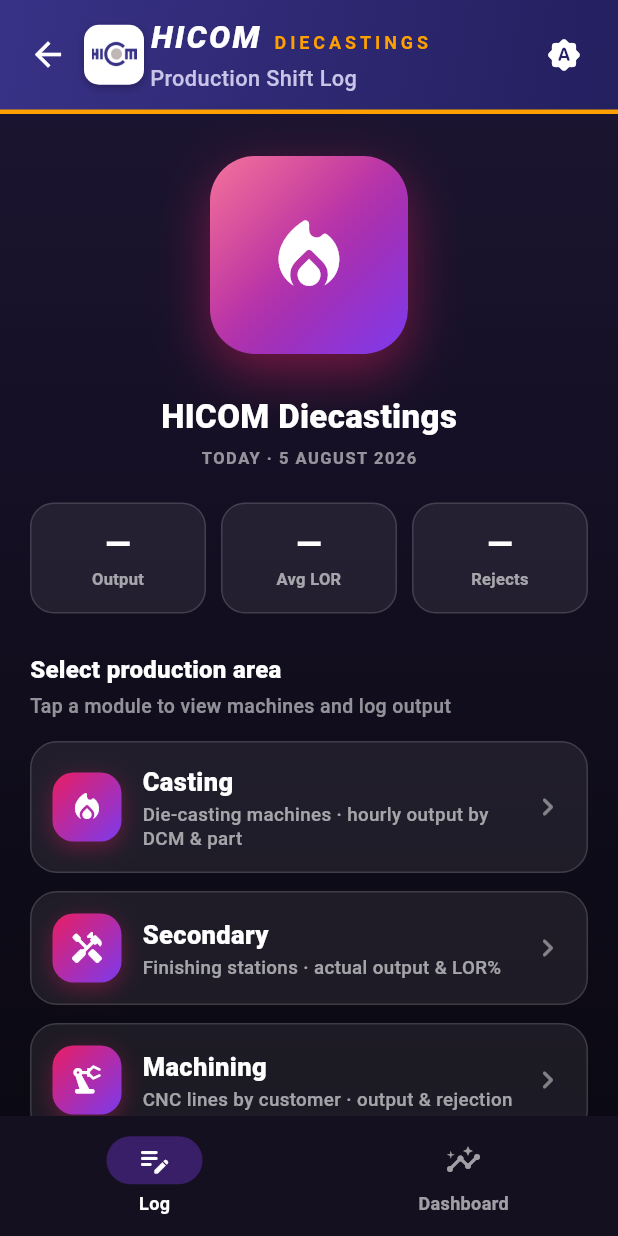
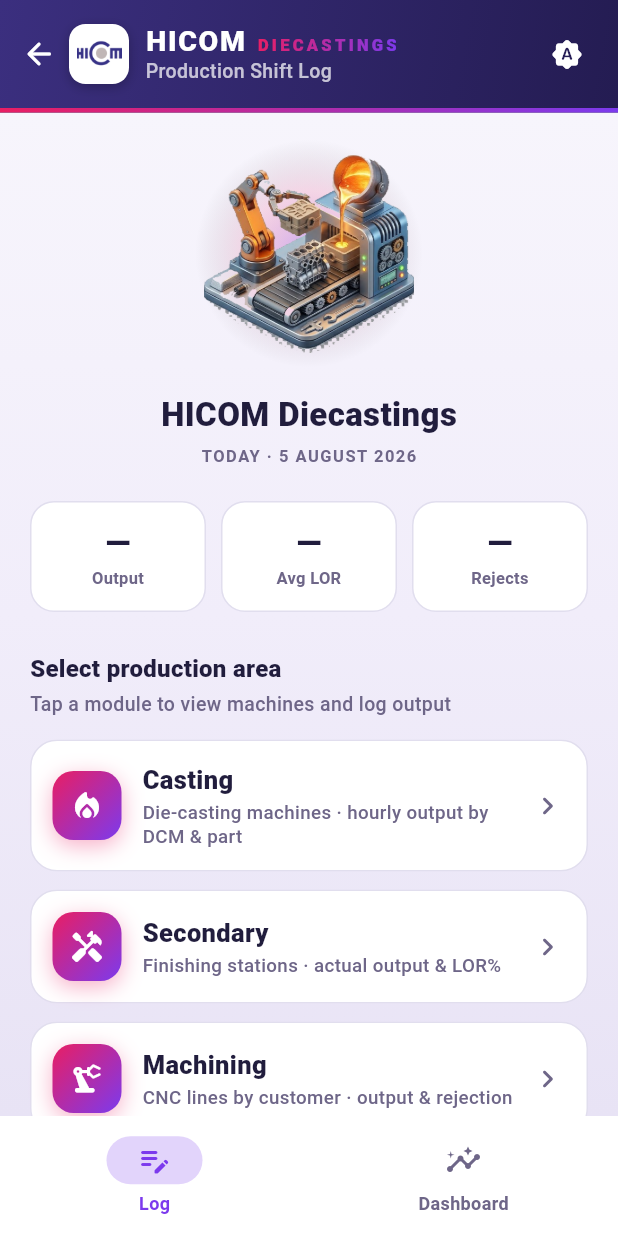
Before and after one commit to chakeuroussama17/operational_app, a Flutter app: the HomeScreen screen opened directly, on a phone screen of 412 x 824 dp. Run offline on Flutter 3.47's test engine with Material 3 defaults, Android fonts, the light colour scheme and no system bars; our stand-ins replace firebase_auth, firebase_core, shared_preferences; accounts and stored records are empty; network calls fail.

Commit message:
Real casting art on the home hero; one palette everywhere; day mode works
The supplied CASTING_ICON.png is a JPEG, not a PNG — so it could never hold
transparency, and the editor's checkerboard had been flattened into real
white/grey pixels. It rendered on the hero exactly as those pixels: a visible
chequered slab behind the machine.

Cut it out rather than asking for a re-export: connected regions of the two
checker tones are cleared by SIZE, not by border-connectivity, so the pocket
enclosed by the robot arm goes too while the small specular highlights on the
metal survive; the alpha is then eroded a pixel to bite off the JPEG ringing
halo. Result is assets/hero_casting.png, a genuine RGBA cut-out, and that is
what ships. The original is kept alongside it as the source of record.

It is a DIFFERENT stem on purpose. Windows paths are case-insensitive, so
writing "casting_icon.png" beside "CASTING_ICON.png" silently overwrites the
source — which is exactly what happened twice while doing this, once via the
write and once via an rm of the supposed twin. The original was recovered
from build/web both times.

App bar rebuilt on a fixed 52px content row so it stops shifting as the
subtitle comes and goes, and the amber rule is now the magenta→violet
gradient — the same accent as the login button, the home hero and every icon
chip, so the palette is continuous from the login screen through to the
working screens.

Day mode works on the home page: the backdrop wash, the KPI tiles, the module
tiles and the bottom nav all read from the app's own surface/ink tokens
instead of hardcoded whites, so light mode is genuinely light rather than a
dimmed dark theme. The brand accent stays on the gradient chips in both.

81/81 tests, analyze clean; both modes screenshotted through a browser on the
real app shell.

```diff
--- a/lib/config/constants.dart
+++ b/lib/config/constants.dart
@@ -55,10 +55,10 @@ abstract class AppColors {
   static const Color success = Color(0xFF2E7D32);
   static const Color danger = Color(0xFFC62828);
 
-  // --- Auth screens (login / sign-up): a dark photo backdrop with a
-  // magenta->violet accent, distinct from the rest of the app's navy/amber
-  // brand on purpose — these two screens are the floor tablet's "cover", not
-  // a working screen, and are styled from the company's supplied mockup. ---
+  // --- The magenta->violet accent, from the company's supplied auth mockup.
+  // Started life on login/sign-up; now also carries the app bar rule, the
+  // home hero and every gradient icon chip, so the whole app reads as one
+  // palette rather than a branded cover bolted onto a navy app. ---
   static const Color authPink = Color(0xFFE91E63);
   static const Color authViolet = Color(0xFF7C3AED);
   static const LinearGradient authGradient = LinearGradient(
@@ -66,6 +66,21 @@ abstract class AppColors {
     end: Alignment.bottomRight,
     colors: [authPink, authViolet],
   );
+
+  /// The app bar's own gradient — the logo purple deepened, so the pink rule
+  /// beneath it has something dark to sit against in either mode.
+  static const LinearGradient headerGradient = LinearGradient(
+    begin: Alignment.topLeft,
+    end: Alignment.bottomRight,
+    colors: [Color(0xFF3B2F7F), Color(0xFF241C52)],
+  );
+
+  /// The Log tab's backdrop wash. Dark keeps the login's mood; light is the
+  /// same hue drained to near-white so day mode is genuinely light rather
+  /// than a dimmed dark theme.
+  static List<Color> get homeBackdrop => _dark
+      ? const [Color(0xFF1B1430), Color(0xFF120E1F), Color(0xFF0B0913)]
+      : const [Color(0xFFF7F5FC), Color(0xFFF1EDFA), Color(0xFFE8E3F5)];
 
   // --- Neutrals (flip with brightness) ---
   static Color get background =>
--- a/lib/screens/home_screen.dart
+++ b/lib/screens/home_screen.dart
@@ -123,42 +123,36 @@ class _HomeScreenState extends State<HomeScreen> {
           ],
         ),
       ),
-      // Dark to sit with the navy app bar above it and the branded Log tab
-      // between them — the whole shell reads as one piece.
+      // Follows the app's light/dark setting like every other surface; the
+      // brand accent rides the selection indicator rather than the whole bar.
       bottomNavigationBar: NavigationBar(
         selectedIndex: _tabIndex,
         onDestinationSelected: (index) => setState(() => _tabIndex = index),
-        backgroundColor: const Color(0xFF14101F),
-        indicatorColor: AppColors.authViolet.withValues(alpha: 0.35),
+        backgroundColor: AppColors.surface,
+        indicatorColor: AppColors.authViolet.withValues(alpha: 0.22),
         labelTextStyle: WidgetStateProperty.resolveWith(
           (states) => TextStyle(
             fontSize: 12,
             fontWeight: FontWeight.w700,
             color: states.contains(WidgetState.selected)
-                ? Colors.white
-                : Colors.white.withValues(alpha: 0.6),
+                ? AppColors.authViolet
+                : AppColors.textSecondary,
           ),
         ),
         destinations: [
           NavigationDestination(
-            icon: Icon(
+            icon: Icon(Icons.edit_note_rounded, color: AppColors.textSecondary),
+            selectedIcon: Icon(
               Icons.edit_note_rounded,
-              color: Colors.white.withValues(alpha: 0.6),
-            ),
-            selectedIcon: const Icon(
-              Icons.edit_note_rounded,
-              color: Colors.white,
+              color: AppColors.authViolet,
             ),
             label: 'Log',
           ),
           NavigationDestination(
-            icon: Icon(
+            icon: Icon(Icons.insights_rounded, color: AppColors.textSecondary),
+            selectedIcon: Icon(
               Icons.insights_rounded,
-              color: Colors.white.withValues(alpha: 0.6),
-            ),
-            selectedIcon: const Icon(
-              Icons.insights_rounded,
-              color: Colors.white,
+              color: AppColors.authViolet,
             ),
             label: 'Dashboard',
           ),
@@ -328,7 +322,7 @@ class _LogTabState extends State<_LogTab> {
     return HomeBackdrop(
       child: RefreshIndicator(
         color: AppColors.authPink,
-        backgroundColor: const Color(0xFF1B1430),
+        backgroundColor: AppColors.surface,
         onRefresh: _loadKpis,
         child: ListView(
           padding: const EdgeInsets.fromLTRB(20, 8, 20, 28),
@@ -336,6 +330,13 @@ class _LogTabState extends State<_LogTab> {
             Center(
               child: HomeHeroBadge(
                 icon: _icons[widget.modules.first] ?? Icons.factory_rounded,
+                // The one illustration we have is a die-casting cell, so it
+                // only stands in where casting is actually on screen; the
+                // other departments keep the gradient tile until they have
+                // artwork of their own.
+                imageAsset: widget.modules.contains('casting')
+                    ? 'assets/hero_casting.png'
+                    : null,
               ),
             ),
             const SizedBox(height: 6),
@@ -344,10 +345,10 @@ class _LogTabState extends State<_LogTab> {
                 widget.modules.length == 1
                     ? _titleFor(widget.modules.first)
                     : 'HICOM Diecastings',
-                style: const TextStyle(
+                style: TextStyle(
                   fontSize: 22,
                   fontWeight: FontWeight.w800,
-                  color: Colors.white,
+                  color: AppColors.textPrimary,
                 ),
               ),
             ),
@@ -359,7 +360,7 @@ class _LogTabState extends State<_LogTab> {
                   fontSize: 11,
                   fontWeight: FontWeight.w700,
                   letterSpacing: 1.0,
-                  color: Colors.white.withValues(alpha: 0.55),
+                  color: AppColors.textSecondary,
                 ),
               ),
             ),
@@ -403,10 +404,10 @@ class _LogTabState extends State<_LogTab> {
             const SizedBox(height: 26),
             Text(
               'Select production area',
-              style: const TextStyle(
+              style: TextStyle(
                 fontSize: 16,
                 fontWeight: FontWeight.w800,
-                color: Colors.white,
+                color: AppColors.textPrimary,
                 letterSpacing: 0.2,
               ),
             ),
@@ -418,7 +419,7 @@ class _LogTabState extends State<_LogTab> {
               style: TextStyle(
                 fontSize: 13,
                 fontWeight: FontWeight.w500,
-                color: Colors.white.withValues(alpha: 0.55),
+                color: AppColors.textSecondary,
               ),
             ),
             const SizedBox(height: 14),
--- a/lib/widgets/hicom_app_bar.dart
+++ b/lib/widgets/hicom_app_bar.dart
@@ -3,121 +3,144 @@ import 'package:flutter/material.dart';
 import '../config/constants.dart';
 import '../screens/auth_gate.dart';
 
-/// Branded app bar: real HICOM logo, deep-purple gradient header, amber
-/// accent underline. Shown on every screen; [subtitle] names the current
-/// screen (e.g. "Casting — Machines"). [actions] adds trailing icon buttons
-/// (e.g. a settings/manage gear) next to the back button side.
+/// Branded app bar, shown on every screen: the HICOM logo, a deep-purple
+/// header and the magenta→violet rule that ties it to the login screen and
+/// the home hero. [subtitle] names the current screen ("Casting — Machines");
+/// [actions] adds trailing icon buttons before the sign-out one.
+///
+/// Everything is laid out on one baseline grid — a fixed 52px content row
+/// with the logo, the wordmark block and the actions all vertically centred
+/// in it — so the bar looks identical from screen to screen instead of
+/// shifting as the subtitle comes and goes.
 class HicomAppBar extends StatelessWidget implements PreferredSizeWidget {
   const HicomAppBar({super.key, this.subtitle, this.actions});
 
   final String? subtitle;
   final List<Widget>? actions;
 
+  /// Content row + vertical padding + the 3px accent rule.
+  static const double _contentHeight = 52;
+  static const double _verticalPadding = 10;
+  static const double _ruleHeight = 3;
+
   @override
-  Size get preferredSize => Size.fromHeight(subtitle == null ? 78 : 98);
+  Size get preferredSize => const Size.fromHeight(
+    _contentHeight + _verticalPadding * 2 + _ruleHeight,
+  );
 
   @override
   Widget build(BuildContext context) {
     final canPop = Navigator.of(context).canPop();
 
     return Material(
-      color: AppColors.navy,
+      color: const Color(0xFF241C52),
       child: SafeArea(
         bottom: false,
-        child: Container(
+        child: Column(
+          mainAxisSize: MainAxisSize.min,
+          children: [
+            Container(
+              height: _contentHeight + _verticalPadding * 2,
               decoration: const BoxDecoration(
-            gradient: LinearGradient(
-              begin: Alignment.topLeft,
-              end: Alignment.bottomRight,
-              colors: [AppColors.navy, AppColors.navyDark],
+                gradient: AppColors.headerGradient,
               ),
-            border: Border(
-              bottom: BorderSide(color: AppColors.amber, width: 3),
-            ),
-          ),
-          padding: const EdgeInsets.symmetric(horizontal: 8),
+              padding: const EdgeInsets.symmetric(horizontal: 6),
               child: Row(
                 children: [
                   if (canPop)
                     IconButton(
                       onPressed: () => Navigator.of(context).maybePop(),
-                  icon: const Icon(Icons.arrow_back, size: 26),
+                      icon: const Icon(Icons.arrow_back_rounded, size: 24),
                       color: Colors.white,
                       tooltip: 'Back',
+                      visualDensity: VisualDensity.compact,
                     )
                   else
-                const SizedBox(width: 14),
+                    const SizedBox(width: 10),
                   Container(
                     width: 40,
                     height: 40,
-                margin: const EdgeInsets.only(right: 4),
                     padding: const EdgeInsets.all(5),
                     decoration: BoxDecoration(
                       color: Colors.white,
-                  borderRadius: BorderRadius.circular(10),
-                  boxShadow: const [
+                      borderRadius: BorderRadius.circular(11),
+                      boxShadow: [
                         BoxShadow(
-                      color: Colors.black26,
-                      blurRadius: 4,
-                      offset: Offset(0, 2),
+                          color: Colors.black.withValues(alpha: 0.25),
+                          blurRadius: 6,
+                          offset: const Offset(0, 2),
                         ),
                       ],
                     ),
                     child: Image.asset('assets/logo.png', fit: BoxFit.contain),
                   ),
+                  const SizedBox(width: 11),
                   Expanded(
-                child: Padding(
-                  padding: const EdgeInsets.symmetric(vertical: 10),
                     child: Column(
                       crossAxisAlignment: CrossAxisAlignment.start,
+                      mainAxisAlignment: MainAxisAlignment.center,
                       mainAxisSize: MainAxisSize.min,
                       children: [
+                        // One line, one baseline: the two words share a
+                        // baseline and a single letter-spacing rhythm so the
+                        // lockup doesn't look assembled from two fonts.
                         Row(
                           mainAxisSize: MainAxisSize.min,
                           crossAxisAlignment: CrossAxisAlignment.baseline,
                           textBaseline: TextBaseline.alphabetic,
-                        children: const [
-                          Text(
+                          children: [
+                            const Text(
                               'HICOM',
                               style: TextStyle(
                                 color: Colors.white,
-                              fontSize: 21,
+                                fontSize: 19,
                                 fontWeight: FontWeight.w800,
-                              fontStyle: FontStyle.italic,
-                              letterSpacing: 1.5,
+                                letterSpacing: 1.1,
+                                height: 1.0,
                               ),
                             ),
-                          SizedBox(width: 8),
-                          Text(
+                            const SizedBox(width: 7),
+                            ShaderMask(
+                              blendMode: BlendMode.srcIn,
+                              shaderCallback: (bounds) =>
+                                  AppColors.authGradient.createShader(bounds),
+                              child: const Text(
                                 'DIECASTINGS',
                                 style: TextStyle(
-                              color: AppColors.amber,
-                              fontSize: 12,
-                              fontWeight: FontWeight.w600,
-                              letterSpacing: 2.6,
+                                  color: Colors.white,
+                                  fontSize: 11,
+                                  fontWeight: FontWeight.w800,
+                                  letterSpacing: 2.2,
+                                  height: 1.0,
+                                ),
                               ),
                             ),
                           ],
                         ),
                         if (subtitle != null) ...[
-                        const SizedBox(height: 2),
+                          const SizedBox(height: 4),
                           Text(
                             subtitle!,
-                          style: const TextStyle(
-                            color: Color(0xFFC9C4E8),
-                            fontSize: 14.5,
+                            maxLines: 1,
+                            overflow: TextOverflow.ellipsis,
+                            style: TextStyle(
+                              color: Colors.white.withValues(alpha: 0.72),
+                              fontSize: 13,
                               fontWeight: FontWeight.w500,
+                              height: 1.0,
                             ),
                           ),
                         ],
                       ],
                     ),
                   ),
-              ),
                   if (actions != null)
                     ...actions!.map(
                       (action) => IconTheme(
-                    data: const IconThemeData(color: Colors.white),
+                        data: const IconThemeData(
+                          color: Colors.white,
+                          size: 22,
+                        ),
                         child: action,
                       ),
                     ),
@@ -129,6 +152,7 @@ class HicomAppBar extends StatelessWidget implements PreferredSizeWidget {
                       onPressed: () => AuthScope.signOutFrom(context),
                       icon: const Icon(Icons.logout_rounded, size: 22),
                       color: Colors.white,
+                      visualDensity: VisualDensity.compact,
                       tooltip:
                           'Sign out (${AuthScope.maybeOf(context)!.user.name})',
                     ),
@@ -136,6 +160,13 @@ class HicomAppBar extends StatelessWidget implements PreferredSizeWidget {
                 ],
               ),
             ),
+            // The rule that carries the brand accent across every screen.
+            Container(
+              height: _ruleHeight,
+              decoration: const BoxDecoration(gradient: AppColors.authGradient),
+            ),
+          ],
+        ),
       ),
     );
   }
--- a/lib/widgets/home_widgets.dart
+++ b/lib/widgets/home_widgets.dart
@@ -2,9 +2,9 @@ import 'package:flutter/material.dart';
 
 import '../config/constants.dart';
 
-/// The dark, branded surface the Log tab sits on — the same magenta-violet
-/// family as the auth screens, so signing in and landing on the home page
-/// feel like one product rather than two.
+/// The Log tab's backdrop — a wash in the brand hue that follows the app's
+/// light/dark setting, so day mode is genuinely light rather than a dimmed
+/// version of the dark one.
 class HomeBackdrop extends StatelessWidget {
   const HomeBackdrop({super.key, required this.child});
 
@@ -13,11 +13,11 @@ class HomeBackdrop extends StatelessWidget {
   @override
   Widget build(BuildContext context) {
     return DecoratedBox(
-      decoration: const BoxDecoration(
+      decoration: BoxDecoration(
         gradient: LinearGradient(
           begin: Alignment.topCenter,
           end: Alignment.bottomCenter,
-          colors: [Color(0xFF1B1430), Color(0xFF120E1F), Color(0xFF0B0913)],
+          colors: AppColors.homeBackdrop,
         ),
       ),
       child: child,
@@ -25,13 +25,13 @@ class HomeBackdrop extends StatelessWidget {
   }
 }
 
-/// The hero badge at the top of the Log tab: a big gradient tile carrying the
-/// department's icon, lit from behind so it reads as the screen's focal
-/// point.
+/// The hero at the top of the Log tab, lit from behind so it reads as the
+/// screen's focal point.
 ///
-/// Drop-in replacement for a real illustration: pass [imageAsset] (and add it
-/// to pubspec) and it shows that instead of the icon, keeping the same glow
-/// and frame.
+/// With [imageAsset] the illustration floats free on the backdrop with only
+/// the glow behind it — a detailed full-colour render would fight a coloured
+/// tile around it. Without one it falls back to a gradient tile carrying
+/// [icon], which is what the modules with no artwork yet still get.
 class HomeHeroBadge extends StatelessWidget {
   const HomeHeroBadge({
     super.key,
@@ -46,29 +46,62 @@ class HomeHeroBadge extends StatelessWidget {
 
   @override
   Widget build(BuildContext context) {
+    final art = imageAsset != null;
+    // The illustration is wide; give it room without inflating the tile case.
+    final width = art ? size * 1.75 : size;
+
     return SizedBox(
-      width: size + 60,
+      width: width + 60,
       height: size + 40,
       child: Stack(
         alignment: Alignment.center,
         children: [
-          // The glow: a soft pool of brand colour behind the tile.
+          // The glow: a soft pool of brand colour behind the subject.
           Container(
-            width: size + 40,
+            width: width + 40,
             height: size + 20,
             decoration: BoxDecoration(
               shape: BoxShape.circle,
               gradient: RadialGradient(
                 colors: [
-                  AppColors.authViolet.withValues(alpha: 0.55),
-                  AppColors.authPink.withValues(alpha: 0.18),
+                  AppColors.authViolet.withValues(alpha: art ? 0.38 : 0.55),
+                  AppColors.authPink.withValues(alpha: art ? 0.14 : 0.18),
                   Colors.transparent,
                 ],
                 stops: const [0.0, 0.55, 1.0],
               ),
             ),
           ),
-          Container(
+          if (art)
+            SizedBox(
+              width: width,
+              height: size,
+              child: Image.asset(
+                imageAsset!,
+                fit: BoxFit.contain,
+                // If the asset is ever missing, fall back to the tile rather
+                // than leaving a hole where the hero should be.
+                errorBuilder: (context, error, stack) =>
+                    _GradientTile(icon: icon, size: size),
+              ),
+            )
+          else
+            _GradientTile(icon: icon, size: size),
+        ],
+      ),
+    );
+  }
+}
+
+class _GradientTile extends StatelessWidget {
+  const _GradientTile({required this.icon, required this.size});
+
+  final IconData icon;
+  final double size;
+
+  @override
+  Widget build(BuildContext context) {
+    return Container(
       width: size,
       height: size,
       decoration: BoxDecoration(
@@ -84,8 +117,8 @@ class HomeHeroBadge extends StatelessWidget {
       ),
       child: Stack(
         children: [
-                // Gloss: a diagonal white sheen across the top-left, which is
-                // what actually sells "shiny" rather than more saturation.
+          // Gloss: a diagonal white sheen across the top-left, which is what
+          // actually sells "shiny" rather than more saturation.
           Positioned.fill(
             child: DecoratedBox(
               decoration: BoxDecoration(
@@ -104,15 +137,7 @@ class HomeHeroBadge extends StatelessWidget {
             ),
           ),
           Center(
-                  child: imageAsset != null
-                      ? Padding(
-                          padding: EdgeInsets.all(size * 0.14),
-                          child: Image.asset(imageAsset!, fit: BoxFit.contain),
-                        )
-                      : Icon(icon, size: size * 0.46, color: Colors.white),
-                ),
-              ],
-            ),
+            child: Icon(icon, size: size * 0.46, color: Colors.white),
           ),
         ],
       ),
@@ -120,7 +145,8 @@ class HomeHeroBadge extends StatelessWidget {
   }
 }
 
-/// One headline number on the Log tab, in the auth screens' glass language.
+/// One headline number on the Log tab. Uses the app's own surface/ink tokens
+/// so it flips with the light/dark setting like every other card.
 class HomeKpiTile extends StatelessWidget {
   const HomeKpiTile({
     super.key,
@@ -140,9 +166,9 @@ class HomeKpiTile extends StatelessWidget {
     return Container(
       padding: const EdgeInsets.symmetric(horizontal: 10, vertical: 14),
       decoration: BoxDecoration(
-        color: Colors.white.withValues(alpha: 0.07),
+        color: AppColors.surface,
         borderRadius: BorderRadius.circular(16),
-        border: Border.all(color: Colors.white.withValues(alpha: 0.14)),
+        border: Border.all(color: AppColors.borderSubtle),
       ),
       child: Column(
         mainAxisSize: MainAxisSize.min,
@@ -155,10 +181,10 @@ class HomeKpiTile extends StatelessWidget {
               children: [
                 Text(
                   value,
-                  style: const TextStyle(
+                  style: TextStyle(
                     fontSize: 22,
                     fontWeight: FontWeight.w800,
-                    color: Colors.white,
+                    color: AppColors.textPrimary,
                     height: 1.1,
                   ),
                 ),
@@ -169,7 +195,7 @@ class HomeKpiTile extends StatelessWidget {
                     style: TextStyle(
                       fontSize: 12,
                       fontWeight: FontWeight.w700,
-                      color: Colors.white.withValues(alpha: 0.6),
+                      color: AppColors.textSecondary,
                     ),
                   ),
                 ],
@@ -186,7 +212,7 @@ class HomeKpiTile extends StatelessWidget {
               fontSize: 11,
               fontWeight: FontWeight.w600,
               letterSpacing: 0.2,
-              color: Colors.white.withValues(alpha: 0.6),
+              color: AppColors.textSecondary,
             ),
           ),
         ],
@@ -195,8 +221,9 @@ class HomeKpiTile extends StatelessWidget {
   }
 }
 
-/// A production-area tile on the Log tab — the dark counterpart of the old
-/// [AreaCard], carrying a gradient icon chip and a chevron.
+/// A production-area tile on the Log tab: a normal card in the app's surface
+/// colours, with the brand gradient carried by the icon chip so the accent
+/// reads the same in both modes.
 class HomeModuleTile extends StatelessWidget {
   const HomeModuleTile({
     super.key,
@@ -222,9 +249,9 @@ class HomeModuleTile extends StatelessWidget {
         child: Ink(
           padding: const EdgeInsets.all(14),
           decoration: BoxDecoration(
-            color: Colors.white.withValues(alpha: 0.07),
+            color: AppColors.surface,
             borderRadius: BorderRadius.circular(18),
-            border: Border.all(color: Colors.white.withValues(alpha: 0.14)),
+            border: Border.all(color: AppColors.borderSubtle),
           ),
           child: Row(
             children: [
@@ -251,10 +278,10 @@ class HomeModuleTile extends StatelessWidget {
                   children: [
                     Text(
                       title,
-                      style: const TextStyle(
+                      style: TextStyle(
                         fontSize: 17,
                         fontWeight: FontWeight.w800,
-                        color: Colors.white,
+                        color: AppColors.textPrimary,
                       ),
                     ),
                     const SizedBox(height: 2),
@@ -266,17 +293,14 @@ class HomeModuleTile extends StatelessWidget {
                         fontSize: 12.5,
                         fontWeight: FontWeight.w500,
                         height: 1.25,
-                        color: Colors.white.withValues(alpha: 0.6),
+                        color: AppColors.textSecondary,
                       ),
                     ),
                   ],
                 ),
               ),
               const SizedBox(width: 6),
-              Icon(
-                Icons.chevron_right_rounded,
-                color: Colors.white.withValues(alpha: 0.45),
-              ),
+              Icon(Icons.chevron_right_rounded, color: AppColors.textSecondary),
             ],
           ),
         ),
--- a/pubspec.yaml
+++ b/pubspec.yaml
@@ -25,6 +25,7 @@ flutter:
   assets:
     - assets/logo.png
     - assets/background.jpg
+    - assets/hero_casting.png
 
 # Launcher icon generated from assets/app_logo.png via:
 #   dart run flutter_launcher_icons
```
Also changed, not shown: assets/CASTING_ICON.png (added), assets/hero_casting.png (added). Lines whose indentation alone changed are shown as unchanged.
